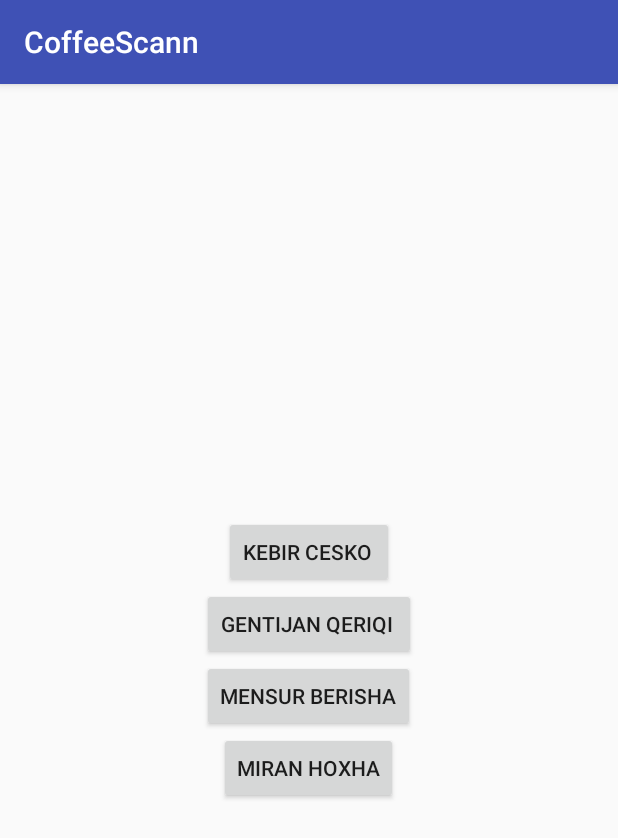
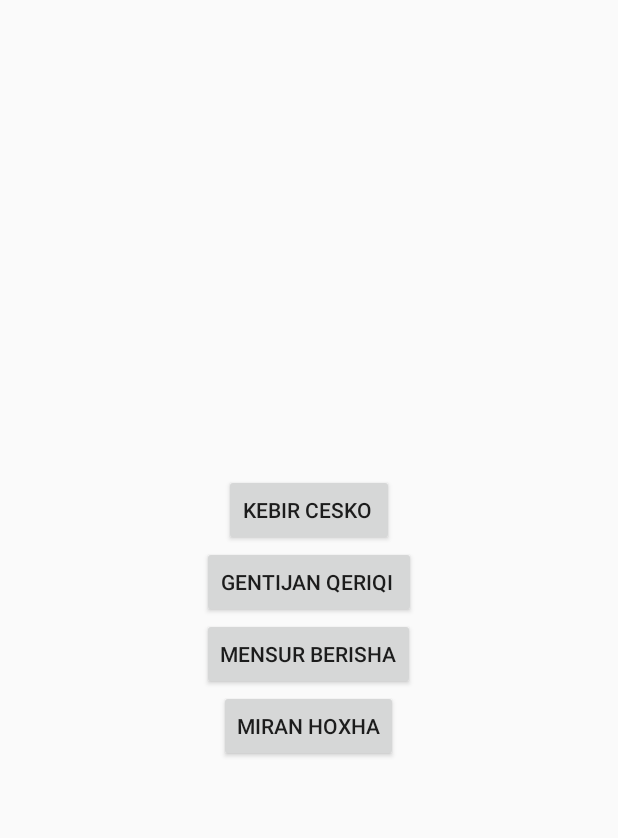
Before and after one commit to kebircesko/CoffeeScan, an Android app: the screen it shows after launch (MainActivity), on a phone screen of 412 x 824 dp. Shown: the top 838 px of the screen. Run offline under Robolectric (Android 15) with nearby library versions, the phone set to English and light mode, and no system bars.

Commit message:
Ne kete pjese kam shtuar edhe disa tema te ndryshme te cilat i kam gjetur, ka mundesi te mos aplikohen tek te tjeret por nuk paraqesin ndonje problem ne app.

```diff
--- a/app/src/main/res/values/styles.xml
+++ b/app/src/main/res/values/styles.xml
@@ -6,6 +6,12 @@
         <item name="colorPrimary">@color/colorPrimary</item>
         <item name="colorPrimaryDark">@color/colorPrimaryDark</item>
         <item name="colorAccent">@color/colorAccent</item>
+        <item name="windowActionBar">false</item>
+        <item name="windowNoTitle">true</item>
     </style>
 
+    <style name="AppTheme.AppBarOverlay" parent="ThemeOverlay.AppCompat.Dark.ActionBar" />
+
+    <style name="AppTheme.PopupOverlay" parent="ThemeOverlay.AppCompat.Light" />
+
 </resources>
```
